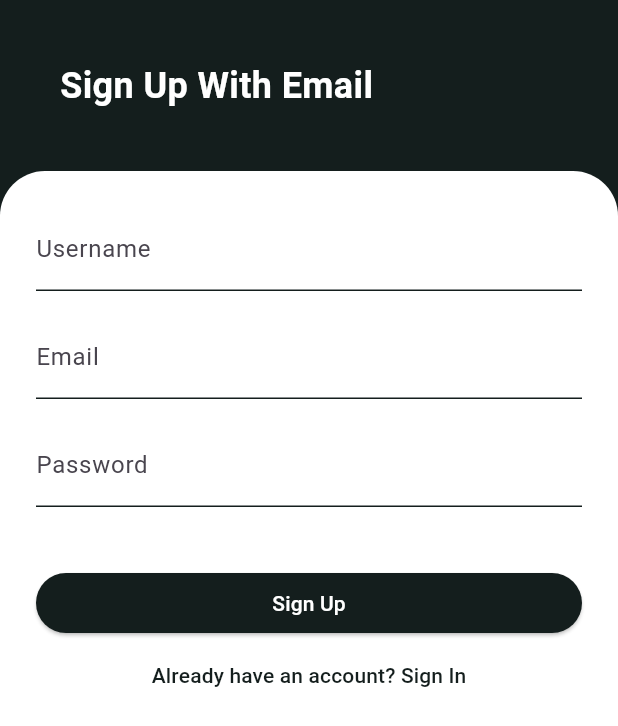
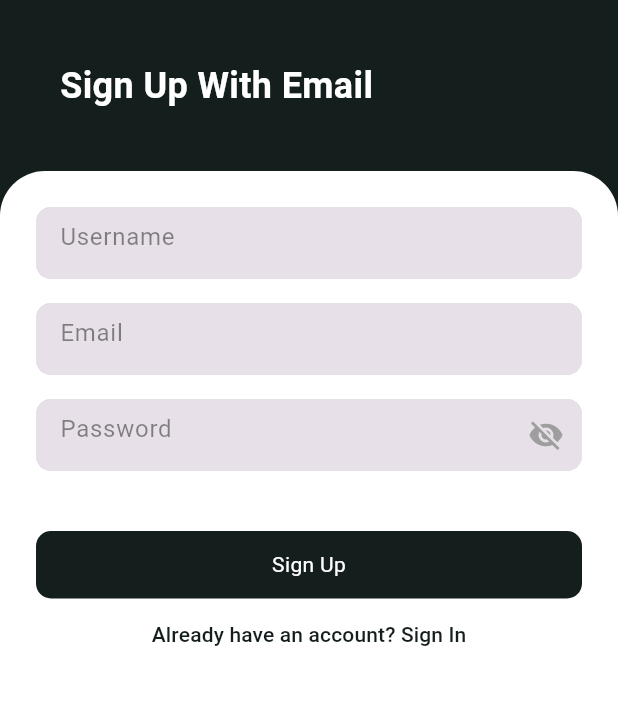
Before and after one commit to mnazhan/FlutterSemProject, a Flutter app: the screen it shows after launch, after a tap on an icon or button, on a phone screen of 412 x 824 dp. Shown: the top 726 px of the screen. Run offline on Flutter 3.47's test engine with Material 3 defaults, Android fonts, the phone set to English and light mode, and no system bars; our stand-ins replace firebase_auth, firebase_core, fluttertoast; missing offline and left inert: playing_cards; accounts and stored records are empty; network calls fail.

Commit message:
master changes

```diff
--- /dev/null
+++ b/lib/Functions/form_container_widget.dart
@@ -0,0 +1,78 @@
+
+
+import 'package:flutter/material.dart';
+
+
+class FormContainerWidget extends StatefulWidget {
+
+  final TextEditingController? controller;
+  final Key? fieldKey;
+  final bool? isPasswordField;
+  final String? hintText;
+  final String? labelText;
+  final String? helperText;
+  final FormFieldSetter<String>? onSaved;
+  final FormFieldValidator<String>? validator;
+  final ValueChanged<String>? onFieldSubmitted;
+  final TextInputType? inputType;
+
+  const FormContainerWidget({
+    this.controller,
+    this.isPasswordField,
+    this.fieldKey,
+    this.hintText,
+    this.labelText,
+    this.helperText,
+    this.onSaved,
+    this.validator,
+    this.onFieldSubmitted,
+    this.inputType
+  });
+
+
+  @override
+  _FormContainerWidgetState createState() => new _FormContainerWidgetState();
+}
+
+class _FormContainerWidgetState extends State<FormContainerWidget> {
+
+  bool _obscureText = true;
+
+
+  @override
+  Widget build(BuildContext context) {
+    return Container(
+      width: double.infinity,
+      clipBehavior: Clip.hardEdge,
+      decoration: BoxDecoration(
+        color: Colors.grey.withOpacity(.35),
+        borderRadius: BorderRadius.circular(10),
+      ),
+      child: new TextFormField(
+        style: TextStyle(color: Colors.black),
+        controller: widget.controller,
+        keyboardType: widget.inputType,
+        key: widget.fieldKey,
+        obscureText: widget.isPasswordField == true? _obscureText : false,
+        onSaved: widget.onSaved,
+        validator: widget.validator,
+        onFieldSubmitted: widget.onFieldSubmitted,
+        decoration: new InputDecoration(
+          border: InputBorder.none,
+          filled: true,
+          hintText: widget.hintText,
+          hintStyle: TextStyle(color: Colors.black45),
+          suffixIcon: new GestureDetector(
+            onTap: () {
+              setState(() {
+                _obscureText = !_obscureText;
+              });
+            },
+            child:
+            widget.isPasswordField==true? Icon(_obscureText ? Icons.visibility_off : Icons.visibility, color: _obscureText == false ? Colors.blue : Colors.grey,) : Text(""),
+          ),
+        ),
+      ),
+    );
+  }
+}
--- a/lib/global/common/toast.dart
+++ b/lib/global/common/toast.dart
@@ -8,7 +8,7 @@ void showToast({required String message}){
       toastLength: Toast.LENGTH_SHORT,
       gravity: ToastGravity.BOTTOM,
       timeInSecForIosWeb: 1,
-      backgroundColor: Colors.blue,
+      backgroundColor: Color(0xff141E1D),
       textColor: Colors.white,
       fontSize: 16.0
   );
--- a/lib/main.dart
+++ b/lib/main.dart
@@ -4,24 +4,26 @@ import 'package:cardgame/signin.dart';
 import 'package:cardgame/signup.dart';
 import 'package:cardgame/splash_screen.dart';
 import 'package:flutter/material.dart';
-import 'firebase_options.dart';
 import 'gameScreen.dart';
 import 'package:firebase_auth/firebase_auth.dart';
 import 'package:firebase_core/firebase_core.dart';
 
-
 void main() async {
   WidgetsFlutterBinding.ensureInitialized();
   await Firebase.initializeApp(
-    options: DefaultFirebaseOptions.currentPlatform,
-  );
-
+      options: FirebaseOptions(
+          apiKey: "AIzaSyCObMVwgSL8DwHnF2o063aAja3ZOcrPpqU",
+          appId: "1:463140521176:web:65c179472ef45cc7bb43ad",
+          messagingSenderId: "463140521176",
+          projectId: "fluttersemproject")
+      // options: DefaultFirebaseOptions.currentPlatform,
+      );
   runApp(const MyApp());
 }
 
-
 class MyApp extends StatelessWidget {
   const MyApp({super.key});
+
   // This widget is the root of your application.
   @override
   Widget build(BuildContext context) {
--- a/lib/signin.dart
+++ b/lib/signin.dart
@@ -1,10 +1,11 @@
+import 'package:cardgame/Functions/form_container_widget.dart';
 import 'package:cardgame/screens/startingSccreen.dart';
 import 'package:cardgame/signup.dart';
 import 'package:firebase_auth/firebase_auth.dart';
 import 'package:flutter/material.dart';
 import 'package:flutter/services.dart';
-
 import 'firebase_auth_services.dart';
+import 'global/common/toast.dart';
 
 class SignInScreen extends StatefulWidget {
   const SignInScreen({Key? key}) : super(key: key);
@@ -14,11 +15,11 @@ class SignInScreen extends StatefulWidget {
 }
 
 class _SignInScreenState extends State<SignInScreen> {
-
   final FirebaseAuthService _auth = FirebaseAuthService();
-
+  final FirebaseAuth _firebaseAuth = FirebaseAuth.instance;
   TextEditingController _emailController = TextEditingController();
   TextEditingController _passwordController = TextEditingController();
+  bool _isSigning = false;
 
   @override
   void dispose() {
@@ -26,34 +27,6 @@ class _SignInScreenState extends State<SignInScreen> {
     _passwordController.dispose();
     super.dispose();
   }
-
-
-  // void _signIn() {
-  //   // Implement your sign-in logic here
-  //   FirebaseAuth.instance.signInWithEmailAndPassword(
-  //       email: _emailController.text, password: _passwordController.text).then((
-  //       value) {
-  //     Navigator.push(
-  //         context,
-  //         MaterialPageRoute(builder: (context) => const startScreen()));
-  //   }).onError((error, stackTrace) {
-  //     print("error is ${error}");
-  //   });
-  // }
-
-
-
-  void _signIn() async{
-    // String username = _usernameController.text;
-    String email = _emailController.text;
-    String password = _passwordController.text;
-
-    User? user = await _auth.signInWithEmailAndPassword(email, password);
-
-
-      Navigator.push(context, MaterialPageRoute(builder: (context)=> startScreen()));
-
-    }
 
   @override
   Widget build(BuildContext context) {
@@ -93,40 +66,16 @@ class _SignInScreenState extends State<SignInScreen> {
                   mainAxisAlignment: MainAxisAlignment.center,
                   crossAxisAlignment: CrossAxisAlignment.stretch,
                   children: <Widget>[
-                    TextField(
+                    FormContainerWidget(
                       controller: _emailController,
-                      keyboardType: TextInputType.emailAddress,
-                      decoration: const InputDecoration(
-                        labelText: 'Email',
-                        // border: OutlineInputBorder(),
-                        hintStyle: TextStyle(color: Colors.grey),
-                        enabledBorder: UnderlineInputBorder(
-                          borderSide:
-                              BorderSide(color: Color(0xff141E1D)),
-                        ),
-                        focusedBorder: UnderlineInputBorder(
-                          borderSide:
-                              BorderSide(color: Color(0xff141E1D)),
-                        ),
-                      ),
+                      hintText: "Username",
+                      isPasswordField: false,
                     ),
                     const SizedBox(height: 16.0),
-                    TextField(
+                    FormContainerWidget(
                       controller: _passwordController,
-                      obscureText: true,
-                      decoration: const InputDecoration(
-                        labelText: 'Password',
-                        // border: OutlineInputBorder(),
-                        hintStyle: TextStyle(color: Colors.grey),
-                        enabledBorder: UnderlineInputBorder(
-                          borderSide:
-                              BorderSide(color: Color(0xff141E1D)),
-                        ),
-                        focusedBorder: UnderlineInputBorder(
-                          borderSide:
-                              BorderSide(color: Color(0xff141E1D)),
-                        ),
-                      ),
+                      hintText: "Password",
+                      isPasswordField: true,
                     ),
                     const SizedBox(height: 40.0),
                     ElevatedButton(
@@ -175,4 +124,39 @@ class _SignInScreenState extends State<SignInScreen> {
       obscureText: isPassword,
     );
   }
+
+  void _signIn() async {
+    setState(() {
+      _isSigning = true;
+    });
+
+    String email = _emailController.text;
+    String password = _passwordController.text;
+
+    User? user = await _auth.signInWithEmailAndPassword(email, password);
+
+    setState(() {
+      _isSigning = false;
+    });
+
+    if (user != null) {
+      showToast(message: "User is successfully signed in");
+      Navigator.pushNamed(context, "/");
+    } else {
+      // showToast(message: "some error occured");
+    }
+  }
 }
+
+// void _signIn() {
+//   // Implement your sign-in logic here
+//   FirebaseAuth.instance.signInWithEmailAndPassword(
+//       email: _emailController.text, password: _passwordController.text).then((
+//       value) {
+//     Navigator.push(
+//         context,
+//         MaterialPageRoute(builder: (context) => const startScreen()));
+//   }).onError((error, stackTrace) {
+//     print("error is ${error}");
+//   });
+// }
--- a/lib/signup.dart
+++ b/lib/signup.dart
@@ -1,7 +1,9 @@
+import 'package:cardgame/Functions/form_container_widget.dart';
 import 'package:cardgame/firebase_auth_services.dart';
 import 'package:cardgame/signin.dart';
 import 'package:firebase_auth/firebase_auth.dart';
 import 'package:flutter/material.dart';
+import 'global/common/toast.dart';
 
 class SignUpScreen extends StatefulWidget {
   const SignUpScreen({Key? key}) : super(key: key);
@@ -11,11 +13,11 @@ class SignUpScreen extends StatefulWidget {
 }
 
 class _SignUpScreenState extends State<SignUpScreen> {
-
   final FirebaseAuthService _auth = FirebaseAuthService();
   TextEditingController _usernameController = TextEditingController();
   TextEditingController _emailController = TextEditingController();
   TextEditingController _passwordController = TextEditingController();
+  bool isSigningUp = false;
 
   @override
   void dispose() {
@@ -25,20 +27,11 @@ class _SignUpScreenState extends State<SignUpScreen> {
     super.dispose();
   }
 
-  void _signUp() async{
-    String username = _usernameController.text;
-    String email = _emailController.text;
-    String password = _passwordController.text;
-
-    User? user = await _auth.signUpWithEmailAndPassword(email, password);
-
-    if(user != null){
-      print("User is created");
-      Navigator.push(context, MaterialPageRoute(builder: (context)=> SignInScreen()));
-
-    }
-  }
-
+  // if(user != null){
+  //   print("User is created");
+  //   Navigator.push(context, MaterialPageRoute(builder: (context)=> SignInScreen()));
+  //
+  // }
 
   // // Implement your sign-in logic here
   // FirebaseAuth.instance.createUserWithEmailAndPassword(email: _emailController.text, password: _passwordController.text).then((value) {
@@ -46,7 +39,6 @@ class _SignUpScreenState extends State<SignUpScreen> {
   // }).onError((error, stackTrace) {
   //   print("error is ${error}");
   // });
-
 
   @override
   Widget build(BuildContext context) {
@@ -86,73 +78,53 @@ class _SignUpScreenState extends State<SignUpScreen> {
                   mainAxisAlignment: MainAxisAlignment.center,
                   crossAxisAlignment: CrossAxisAlignment.stretch,
                   children: <Widget>[
-                    TextField(
+                    FormContainerWidget(
                       controller: _usernameController,
-                      keyboardType: TextInputType.emailAddress,
-                      decoration: const InputDecoration(
-                        labelText: 'Username',
-                        // border: OutlineInputBorder(),
-                        hintStyle: TextStyle(color: Colors.grey),
-                        enabledBorder: UnderlineInputBorder(
-                          borderSide: BorderSide(color: Color(0xff141E1D)),
+                      hintText: "Username",
+                      isPasswordField: false,
                     ),
-                        focusedBorder: UnderlineInputBorder(
-                          borderSide: BorderSide(color: Color(0xff141E1D)),
+                    const SizedBox(height: 16.0),
+                    FormContainerWidget(
+                      controller: _emailController,
+                      hintText: "Email",
+                      isPasswordField: false,
+                    ),
+                    const SizedBox(height: 16.0),
+                    FormContainerWidget(
+                      controller: _passwordController,
+                      hintText: "Password",
+                      isPasswordField: true,
+                    ),
+                    const SizedBox(height: 40.0),
+                    GestureDetector(
+                      onTap: _signUp,
+                      child: Container(
+                        width: double.infinity,
+                        height: 45,
+                        decoration: BoxDecoration(
+                            color: Color(0xff141E1D),
+                            borderRadius: BorderRadius.circular(10)),
+                        child: Center(
+                          child: Text(
+                            "Sign Up",
+                            style: TextStyle(color: Colors.white),
                           ),
                         ),
                       ),
-                    const SizedBox(height: 16.0),
-                    TextField(
-                      controller: _emailController,
-                      keyboardType: TextInputType.emailAddress,
-                      decoration: const InputDecoration(
-                        labelText: 'Email',
-                        // border: OutlineInputBorder(),
-                        hintStyle: TextStyle(color: Colors.grey),
-                        enabledBorder: UnderlineInputBorder(
-                          borderSide: BorderSide(color: Color(0xff141E1D)),
-                        ),
-                        focusedBorder: UnderlineInputBorder(
-                          borderSide: BorderSide(color: Color(0xff141E1D)),
-                        ),
-                      ),
-                    ),
-                    const SizedBox(height: 16.0),
-                    TextField(
-                      controller: _passwordController,
-                      obscureText: true,
-                      decoration: const InputDecoration(
-                        labelText: 'Password',
-                        // border: OutlineInputBorder(),
-                        hintStyle: TextStyle(color: Colors.grey),
-                        enabledBorder: UnderlineInputBorder(
-                          borderSide: BorderSide(color: Color(0xff141E1D)),
-                        ),
-                        focusedBorder: UnderlineInputBorder(
-                          borderSide: BorderSide(color: Color(0xff141E1D)),
-                        ),
-                      ),
-                    ),
-                    const SizedBox(height: 40.0),
-                    ElevatedButton(
-                      onPressed: _signUp,
-                      style: ElevatedButton.styleFrom(
-                        primary: Color(0xff141E1D), // Button color
-                        onPrimary: Colors.white, // Text color
-                      ),
-                      child: const Text('Sign Up'),
                     ),
                     TextButton(
                       onPressed: () {
                         // Navigate to sign-in screen
-                        Navigator.push(context,
-                            MaterialPageRoute(builder: (context) => const SignInScreen()));
+                        Navigator.push(
+                            context,
+                            MaterialPageRoute(
+                                builder: (context) => const SignInScreen()));
                       },
-                      child: const Text('Already have an account? Sign In',
+                      child: const Text(
+                        'Already have an account? Sign In',
                         style: TextStyle(color: Color(0xff141E1D)),
                       ),
                     ),
-
                   ],
                 ),
               ),
@@ -162,7 +134,6 @@ class _SignUpScreenState extends State<SignUpScreen> {
       ),
     );
   }
-
 
   Widget _buildTextField({required String hint, bool isPassword = false}) {
     return TextField(
@@ -179,4 +150,26 @@ class _SignUpScreenState extends State<SignUpScreen> {
       obscureText: isPassword,
     );
   }
+
+  void _signUp() async {
+    setState(() {
+      isSigningUp = true;
+    });
+
+    String username = _usernameController.text;
+    String email = _emailController.text;
+    String password = _passwordController.text;
+
+    User? user = await _auth.signUpWithEmailAndPassword(email, password);
+
+    setState(() {
+      isSigningUp = false;
+    });
+    if (user != null) {
+      showToast(message: "User is successfully created");
+      Navigator.pushNamed(context, "signin");
+    } else {
+      // showToast(message: "Some error happened");
     }
+  }
+}
--- a/lib/splash_screen.dart
+++ b/lib/splash_screen.dart
@@ -14,11 +14,11 @@ class _SplashScreenState extends State<SplashScreen> {
   void initState() {
     super.initState();
     Timer(
-      Duration(seconds: 5),
+      const Duration(seconds: 5),
       () {
         Navigator.of(context).pushReplacement(
           MaterialPageRoute(
-            builder: (context) => SignInScreen(),
+            builder: (context) => const SignInScreen(),
           ),
         );
       },
@@ -32,8 +32,10 @@ class _SplashScreenState extends State<SplashScreen> {
         decoration: BoxDecoration(
           gradient: RadialGradient(
             colors: [
-              Color(0xff141E1D).withOpacity(0.7), // Lighter shade of your hex color
-              Color(0xff141E1D), // Darker shade with some transparency
+              const Color(0xff141E1D).withOpacity(0.7),
+              // Lighter shade of your hex color
+              const Color(0xff141E1D),
+              // Darker shade with some transparency
             ],
           ),
         ),
@@ -47,8 +49,10 @@ class _SplashScreenState extends State<SplashScreen> {
                 width: 260,
                 height: 260,
               ),
-              SizedBox(height: 24),
-              CircularProgressIndicator(valueColor: AlwaysStoppedAnimation<Color>(Color(0xff141E1D)),),
+              const SizedBox(height: 24),
+              const CircularProgressIndicator(
+                valueColor: AlwaysStoppedAnimation<Color>(Color(0xff141E1D)),
+              ),
             ],
           ),
         ),
--- a/pubspec.yaml
+++ b/pubspec.yaml
@@ -33,6 +33,8 @@ dependencies:
 
   firebase_core: any
   firebase_auth: ^4.6.3
+  cloud_firestore: ^4.8.2
+  firebase_storage: ^11.2.4
 # add this line to your dependencies
   fluttertoast: ^8.2.4
   # The following adds the Cupertino Icons font to your application.
```
Also changed, not shown: lib/firebase_options.dart (deleted), pubspec.lock, 5 other files. Lines whose indentation alone changed are shown as unchanged.
